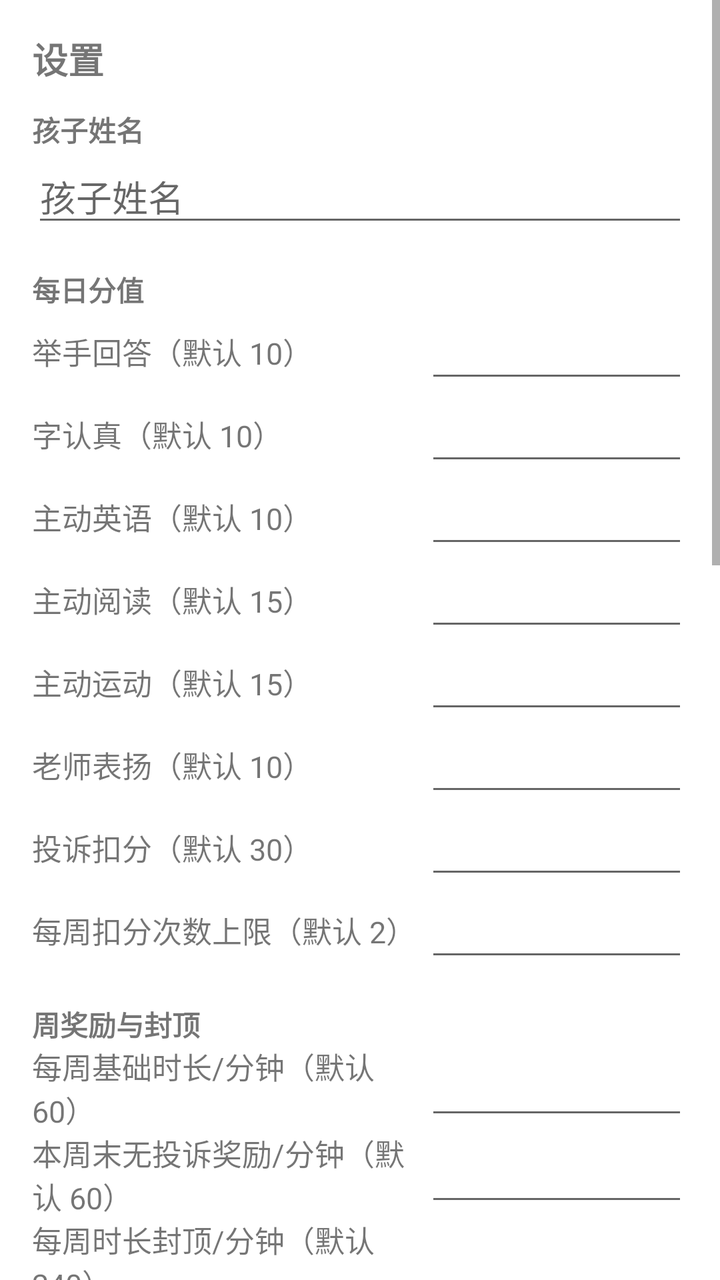
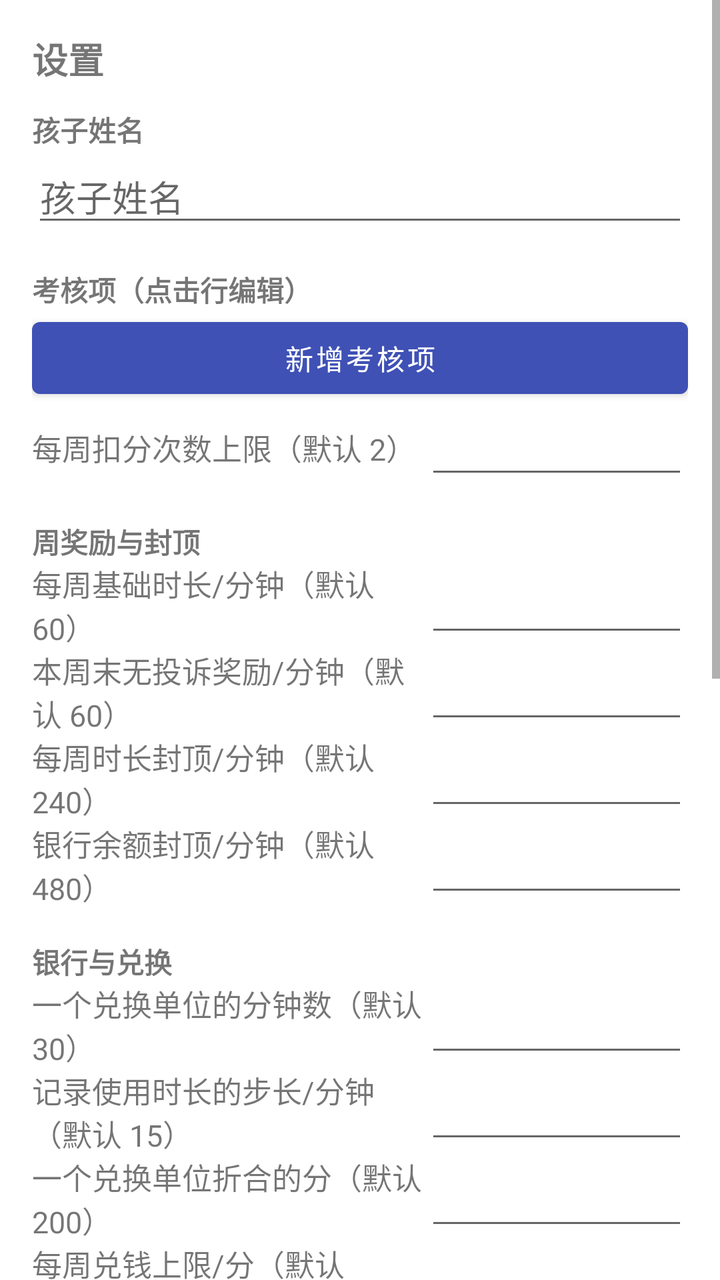

An Android layout rendered at two revisions. The XML below is the earlier revision; the diff shows what the commit changed to produce the second picture.
<!-- AndroidManifest.xml: application theme Theme.ScreenTime -->
<!-- res/layout/fragment_settings.xml -->
<?xml version="1.0" encoding="utf-8"?>
<ScrollView xmlns:android="http://schemas.android.com/apk/res/android"
    android:layout_width="match_parent"
    android:layout_height="match_parent">

    <LinearLayout
        android:layout_width="match_parent"
        android:layout_height="wrap_content"
        android:orientation="vertical"
        android:padding="16dp">

        <TextView
            android:layout_width="match_parent"
            android:layout_height="wrap_content"
            android:text="设置"
            android:textSize="18sp"
            android:textStyle="bold" />

        <TextView
            android:layout_width="match_parent"
            android:layout_height="wrap_content"
            android:paddingTop="12dp"
            android:text="孩子姓名"
            android:textSize="14sp"
            android:textStyle="bold" />

        <EditText
            android:id="@+id/childNameInput"
            android:layout_width="match_parent"
            android:layout_height="wrap_content"
            android:hint="孩子姓名"
            android:inputType="textPersonName"
            android:maxLines="1" />

        

        <TextView
            android:layout_width="match_parent"
            android:layout_height="wrap_content"
            android:paddingTop="16dp"
            android:text="每日分值"
            android:textSize="14sp"
            android:textStyle="bold" />

        <LinearLayout
            android:layout_width="match_parent"
            android:layout_height="wrap_content"
            android:gravity="center_vertical"
            android:orientation="horizontal">

            <TextView
                android:layout_width="0dp"
                android:layout_height="wrap_content"
                android:layout_weight="3"
                android:text="举手回答（默认 10）"
                android:textSize="15sp" />

            <EditText
                android:id="@+id/cfgRaisePoints"
                android:layout_width="0dp"
                android:layout_height="wrap_content"
                android:layout_weight="2"
                android:gravity="end"
                android:inputType="number"
                android:maxLines="1" />
        </LinearLayout>

        <LinearLayout
            android:layout_width="match_parent"
            android:layout_height="wrap_content"
            android:gravity="center_vertical"
            android:orientation="horizontal">

            <TextView
                android:layout_width="0dp"
                android:layout_height="wrap_content"
                android:layout_weight="3"
                android:text="字认真（默认 10）"
                android:textSize="15sp" />

            <EditText
                android:id="@+id/cfgNeatWritingPoints"
                android:layout_width="0dp"
                android:layout_height="wrap_content"
                android:layout_weight="2"
                android:gravity="end"
                android:inputType="number"
                android:maxLines="1" />
        </LinearLayout>

        <LinearLayout
            android:layout_width="match_parent"
            android:layout_height="wrap_content"
            android:gravity="center_vertical"
            android:orientation="horizontal">

            <TextView
                android:layout_width="0dp"
                android:layout_height="wrap_content"
                android:layout_weight="3"
                android:text="主动英语（默认 10）"
                android:textSize="15sp" />

            <EditText
                android:id="@+id/cfgEnglishPoints"
                android:layout_width="0dp"
                android:layout_height="wrap_content"
                android:layout_weight="2"
                android:gravity="end"
                android:inputType="number"
                android:maxLines="1" />
        </LinearLayout>

        <LinearLayout
            android:layout_width="match_parent"
            android:layout_height="wrap_content"
            android:gravity="center_vertical"
            android:orientation="horizontal">

            <TextView
                android:layout_width="0dp"
                android:layout_height="wrap_content"
                android:layout_weight="3"
                android:text="主动阅读（默认 15）"
                android:textSize="15sp" />

            <EditText
                android:id="@+id/cfgReadingPoints"
                android:layout_width="0dp"
                android:layout_height="wrap_content"
                android:layout_weight="2"
                android:gravity="end"
                android:inputType="number"
                android:maxLines="1" />
        </LinearLayout>

        <LinearLayout
            android:layout_width="match_parent"
            android:layout_height="wrap_content"
            android:gravity="center_vertical"
            android:orientation="horizontal">

            <TextView
                android:layout_width="0dp"
                android:layout_height="wrap_content"
                android:layout_weight="3"
                android:text="主动运动（默认 15）"
                android:textSize="15sp" />

            <EditText
                android:id="@+id/cfgExercisePoints"
                android:layout_width="0dp"
                android:layout_height="wrap_content"
                android:layout_weight="2"
                android:gravity="end"
                android:inputType="number"
                android:maxLines="1" />
        </LinearLayout>

        <LinearLayout
            android:layout_width="match_parent"
            android:layout_height="wrap_content"
            android:gravity="center_vertical"
            android:orientation="horizontal">

            <TextView
                android:layout_width="0dp"
                android:layout_height="wrap_content"
                android:layout_weight="3"
                android:text="老师表扬（默认 10）"
                android:textSize="15sp" />

            <EditText
                android:id="@+id/cfgPraisePoints"
                android:layout_width="0dp"
                android:layout_height="wrap_content"
                android:layout_weight="2"
                android:gravity="end"
                android:inputType="number"
                android:maxLines="1" />
        </LinearLayout>

        <LinearLayout
            android:layout_width="match_parent"
            android:layout_height="wrap_content"
            android:gravity="center_vertical"
            android:orientation="horizontal">

            <TextView
                android:layout_width="0dp"
                android:layout_height="wrap_content"
                android:layout_weight="3"
                android:text="投诉扣分（默认 30）"
                android:textSize="15sp" />

            <EditText
                android:id="@+id/cfgComplaintPenalty"
                android:layout_width="0dp"
                android:layout_height="wrap_content"
                android:layout_weight="2"
                android:gravity="end"
                android:inputType="number"
                android:maxLines="1" />
        </LinearLayout>

        <LinearLayout
            android:layout_width="match_parent"
            android:layout_height="wrap_content"
            android:gravity="center_vertical"
            android:orientation="horizontal">

            <TextView
                android:layout_width="0dp"
                android:layout_height="wrap_content"
                android:layout_weight="3"
                android:text="每周扣分次数上限（默认 2）"
                android:textSize="15sp" />

            <EditText
                android:id="@+id/cfgComplaintMaxPerWeek"
                android:layout_width="0dp"
                android:layout_height="wrap_content"
                android:layout_weight="2"
                android:gravity="end"
                android:inputType="number"
                android:maxLines="1" />
        </LinearLayout>

        

        <TextView
            android:layout_width="match_parent"
            android:layout_height="wrap_content"
            android:paddingTop="16dp"
            android:text="周奖励与封顶"
            android:textSize="14sp"
            android:textStyle="bold" />

        <LinearLayout
            android:layout_width="match_parent"
            android:layout_height="wrap_content"
            android:gravity="center_vertical"
            android:orientation="horizontal">

            <TextView
                android:layout_width="0dp"
                android:layout_height="wrap_content"
                android:layout_weight="3"
                android:text="每周基础时长/分钟（默认 60）"
                android:textSize="15sp" />

            <EditText
                android:id="@+id/cfgBaseMinutes"
                android:layout_width="0dp"
                android:layout_height="wrap_content"
                android:layout_weight="2"
                android:gravity="end"
                android:inputType="number"
                android:maxLines="1" />
        </LinearLayout>

        <LinearLayout
            android:layout_width="match_parent"
            android:layout_height="wrap_content"
            android:gravity="center_vertical"
            android:orientation="horizontal">

            <TextView
                android:layout_width="0dp"
                android:layout_height="wrap_content"
                android:layout_weight="3"
                android:text="本周末无投诉奖励/分钟（默认 60）"
                android:textSize="15sp" />

            <EditText
                android:id="@+id/cfgNoComplaintBonusMinutes"
                android:layout_width="0dp"
                android:layout_height="wrap_content"
                android:layout_weight="2"
                android:gravity="end"
                android:inputType="number"
                android:maxLines="1" />
        </LinearLayout>

        <LinearLayout
            android:layout_width="match_parent"
            android:layout_height="wrap_content"
            android:gravity="center_vertical"
            android:orientation="horizontal">

            <TextView
                android:layout_width="0dp"
                android:layout_height="wrap_content"
                android:layout_weight="3"
                android:text="每周时长封顶/分钟（默认 240）"
                android:textSize="15sp" />

            <EditText
                android:id="@+id/cfgWeekCapMinutes"
                android:layout_width="0dp"
                android:layout_height="wrap_content"
                android:layout_weight="2"
                android:gravity="end"
                android:inputType="number"
                android:maxLines="1" />
        </LinearLayout>

        <LinearLayout
            android:layout_width="match_parent"
            android:layout_height="wrap_content"
            android:gravity="center_vertical"
            android:orientation="horizontal">

            <TextView
                android:layout_width="0dp"
                android:layout_height="wrap_content"
                android:layout_weight="3"
                android:text="银行余额封顶/分钟（默认 480）"
                android:textSize="15sp" />

            <EditText
                android:id="@+id/cfgBankCapMinutes"
                android:layout_width="0dp"
                android:layout_height="wrap_content"
                android:layout_weight="2"
                android:gravity="end"
                android:inputType="number"
                android:maxLines="1" />
        </LinearLayout>

        

        <TextView
            android:layout_width="match_parent"
            android:layout_height="wrap_content"
            android:paddingTop="16dp"
            android:text="银行与兑换"
            android:textSize="14sp"
            android:textStyle="bold" />

        <LinearLayout
            android:layout_width="match_parent"
            android:layout_height="wrap_content"
            android:gravity="center_vertical"
            android:orientation="horizontal">

            <TextView
                android:layout_width="0dp"
                android:layout_height="wrap_content"
                android:layout_weight="3"
                android:text="一个兑换单位的分钟数（默认 30）"
                android:textSize="15sp" />

            <EditText
                android:id="@+id/cfgRedeemUnitMinutes"
                android:layout_width="0dp"
                android:layout_height="wrap_content"
                android:layout_weight="2"
                android:gravity="end"
                android:inputType="number"
                android:maxLines="1" />
        </LinearLayout>

        <LinearLayout
            android:layout_width="match_parent"
            android:layout_height="wrap_content"
            android:gravity="center_vertical"
            android:orientation="horizontal">

            <TextView
                android:layout_width="0dp"
                android:layout_height="wrap_content"
                android:layout_weight="3"
                android:text="记录使用时长的步长/分钟（默认 15）"
                android:textSize="15sp" />

            <EditText
                android:id="@+id/cfgUsageStepMinutes"
                android:layout_width="0dp"
                android:layout_height="wrap_content"
                android:layout_weight="2"
                android:gravity="end"
                android:inputType="number"
                android:maxLines="1" />
        </LinearLayout>

        <LinearLayout
            android:layout_width="match_parent"
            android:layout_height="wrap_content"
            android:gravity="center_vertical"
            android:orientation="horizontal">

            <TextView
                android:layout_width="0dp"
                android:layout_height="wrap_content"
                android:layout_weight="3"
                android:text="一个兑换单位折合的分（默认 200）"
                android:textSize="15sp" />

            <EditText
                android:id="@+id/cfgRedeemUnitCents"
                android:layout_width="0dp"
                android:layout_height="wrap_content"
                android:layout_weight="2"
                android:gravity="end"
                android:inputType="number"
                android:maxLines="1" />
        </LinearLayout>

        <LinearLayout
            android:layout_width="match_parent"
            android:layout_height="wrap_content"
            android:gravity="center_vertical"
            android:orientation="horizontal">

            <TextView
                android:layout_width="0dp"
                android:layout_height="wrap_content"
                android:layout_weight="3"
                android:text="每周兑钱上限/分（默认 1000）"
                android:textSize="15sp" />

            <EditText
                android:id="@+id/cfgWeeklyRedeemCapCents"
                android:layout_width="0dp"
                android:layout_height="wrap_content"
                android:layout_weight="2"
                android:gravity="end"
                android:inputType="number"
                android:maxLines="1" />
        </LinearLayout>

        <LinearLayout
            android:layout_width="match_parent"
            android:layout_height="wrap_content"
            android:gravity="center_vertical"
            android:orientation="horizontal">

            <TextView
                android:layout_width="0dp"
                android:layout_height="wrap_content"
                android:layout_weight="3"
                android:text="存钱累计上限/分（默认 10000）"
                android:textSize="15sp" />

            <EditText
                android:id="@+id/cfgSavingCapCents"
                android:layout_width="0dp"
                android:layout_height="wrap_content"
                android:layout_weight="2"
                android:gravity="end"
                android:inputType="number"
                android:maxLines="1" />
        </LinearLayout>

        

        <TextView
            android:layout_width="match_parent"
            android:layout_height="wrap_content"
            android:paddingTop="16dp"
            android:text="考试奖励"
            android:textSize="14sp"
            android:textStyle="bold" />

        <LinearLayout
            android:layout_width="match_parent"
            android:layout_height="wrap_content"
            android:gravity="center_vertical"
            android:orientation="horizontal">

            <TextView
                android:layout_width="0dp"
                android:layout_height="wrap_content"
                android:layout_weight="3"
                android:text="英语中档分数线（默认 85）"
                android:textSize="15sp" />

            <EditText
                android:id="@+id/cfgEnglishMidMin"
                android:layout_width="0dp"
                android:layout_height="wrap_content"
                android:layout_weight="2"
                android:gravity="end"
                android:inputType="number"
                android:maxLines="1" />
        </LinearLayout>

        <LinearLayout
            android:layout_width="match_parent"
            android:layout_height="wrap_content"
            android:gravity="center_vertical"
            android:orientation="horizontal">

            <TextView
                android:layout_width="0dp"
                android:layout_height="wrap_content"
                android:layout_weight="3"
                android:text="英语高档分数线（默认 90）"
                android:textSize="15sp" />

            <EditText
                android:id="@+id/cfgEnglishHighMin"
                android:layout_width="0dp"
                android:layout_height="wrap_content"
                android:layout_weight="2"
                android:gravity="end"
                android:inputType="number"
                android:maxLines="1" />
        </LinearLayout>

        <LinearLayout
            android:layout_width="match_parent"
            android:layout_height="wrap_content"
            android:gravity="center_vertical"
            android:orientation="horizontal">

            <TextView
                android:layout_width="0dp"
                android:layout_height="wrap_content"
                android:layout_weight="3"
                android:text="英语中档奖励/分钟（默认 15）"
                android:textSize="15sp" />

            <EditText
                android:id="@+id/cfgEnglishMidBonus"
                android:layout_width="0dp"
                android:layout_height="wrap_content"
                android:layout_weight="2"
                android:gravity="end"
                android:inputType="number"
                android:maxLines="1" />
        </LinearLayout>

        <LinearLayout
            android:layout_width="match_parent"
            android:layout_height="wrap_content"
            android:gravity="center_vertical"
            android:orientation="horizontal">

            <TextView
                android:layout_width="0dp"
                android:layout_height="wrap_content"
                android:layout_weight="3"
                android:text="英语高档奖励/分钟（默认 30）"
                android:textSize="15sp" />

            <EditText
                android:id="@+id/cfgEnglishHighBonus"
                android:layout_width="0dp"
                android:layout_height="wrap_content"
                android:layout_weight="2"
                android:gravity="end"
                android:inputType="number"
                android:maxLines="1" />
        </LinearLayout>

        <LinearLayout
            android:layout_width="match_parent"
            android:layout_height="wrap_content"
            android:gravity="center_vertical"
            android:orientation="horizontal">

            <TextView
                android:layout_width="0dp"
                android:layout_height="wrap_content"
                android:layout_weight="3"
                android:text="其他科目奖励分数线（默认 90）"
                android:textSize="15sp" />

            <EditText
                android:id="@+id/cfgOtherSubjectMin"
                android:layout_width="0dp"
                android:layout_height="wrap_content"
                android:layout_weight="2"
                android:gravity="end"
                android:inputType="number"
                android:maxLines="1" />
        </LinearLayout>

        <LinearLayout
            android:layout_width="match_parent"
            android:layout_height="wrap_content"
            android:gravity="center_vertical"
            android:orientation="horizontal">

            <TextView
                android:layout_width="0dp"
                android:layout_height="wrap_content"
                android:layout_weight="3"
                android:text="其他科目奖励/分钟（默认 30）"
                android:textSize="15sp" />

            <EditText
                android:id="@+id/cfgOtherSubjectBonus"
                android:layout_width="0dp"
                android:layout_height="wrap_content"
                android:layout_weight="2"
                android:gravity="end"
                android:inputType="number"
                android:maxLines="1" />
        </LinearLayout>

        

        <Button
            android:id="@+id/saveSettingsButton"
            android:layout_width="match_parent"
            android:layout_height="wrap_content"
            android:layout_marginTop="20dp"
            android:text="保存" />

        <Button
            android:id="@+id/exportButton"
            android:layout_width="match_parent"
            android:layout_height="wrap_content"
            android:text="导出数据" />

        <Button
            android:id="@+id/clearButton"
            android:layout_width="match_parent"
            android:layout_height="wrap_content"
            android:text="清空所有数据" />

        <TextView
            android:id="@+id/settingsMessage"
            android:layout_width="match_parent"
            android:layout_height="wrap_content"
            android:gravity="center"
            android:paddingTop="8dp"
            android:textSize="14sp" />

    </LinearLayout>
</ScrollView>
<!-- resources referenced by this layout -->
<resources>
  <style name="Theme.ScreenTime" parent="Theme.MaterialComponents.Light.NoActionBar">
          <item name="colorPrimary">#3F51B5</item>
          <item name="colorPrimaryDark">#303F9F</item>
          <item name="colorAccent">#FF4081</item>
      </style>
</resources>

<!-- the commit's change to res/layout/fragment_settings.xml (unified diff, before → after) -->
@@ -38,170 +38,22 @@
             android:layout_width="match_parent"
             android:layout_height="wrap_content"
             android:paddingTop="16dp"
-            android:text="每日分值"
+            android:text="考核项（点击行编辑）"
             android:textSize="14sp"
             android:textStyle="bold" />
 
-        <LinearLayout
-            android:layout_width="match_parent"
-            android:layout_height="wrap_content"
-            android:gravity="center_vertical"
-            android:orientation="horizontal">
-
-            <TextView
-                android:layout_width="0dp"
-                android:layout_height="wrap_content"
-                android:layout_weight="3"
-                android:text="举手回答（默认 10）"
-                android:textSize="15sp" />
-
-            <EditText
-                android:id="@+id/cfgRaisePoints"
-                android:layout_width="0dp"
-                android:layout_height="wrap_content"
-                android:layout_weight="2"
-                android:gravity="end"
-                android:inputType="number"
-                android:maxLines="1" />
-        </LinearLayout>
-
-        <LinearLayout
-            android:layout_width="match_parent"
-            android:layout_height="wrap_content"
-            android:gravity="center_vertical"
-            android:orientation="horizontal">
-
-            <TextView
-                android:layout_width="0dp"
-                android:layout_height="wrap_content"
-                android:layout_weight="3"
-                android:text="字认真（默认 10）"
-                android:textSize="15sp" />
-
-            <EditText
-                android:id="@+id/cfgNeatWritingPoints"
-                android:layout_width="0dp"
-                android:layout_height="wrap_content"
-                android:layout_weight="2"
-                android:gravity="end"
-                android:inputType="number"
-                android:maxLines="1" />
-        </LinearLayout>
-
-        <LinearLayout
-            android:layout_width="match_parent"
-            android:layout_height="wrap_content"
-            android:gravity="center_vertical"
-            android:orientation="horizontal">
-
-            <TextView
-                android:layout_width="0dp"
-                android:layout_height="wrap_content"
-                android:layout_weight="3"
-                android:text="主动英语（默认 10）"
-                android:textSize="15sp" />
-
-            <EditText
-                android:id="@+id/cfgEnglishPoints"
-                android:layout_width="0dp"
-                android:layout_height="wrap_content"
-                android:layout_weight="2"
-                android:gravity="end"
-                android:inputType="number"
-                android:maxLines="1" />
-        </LinearLayout>
-
-        <LinearLayout
-            android:layout_width="match_parent"
-            android:layout_height="wrap_content"
-            android:gravity="center_vertical"
-            android:orientation="horizontal">
-
-            <TextView
-                android:layout_width="0dp"
-                android:layout_height="wrap_content"
-                android:layout_weight="3"
-                android:text="主动阅读（默认 15）"
-                android:textSize="15sp" />
-
-            <EditText
-                android:id="@+id/cfgReadingPoints"
-                android:layout_width="0dp"
-                android:layout_height="wrap_content"
-                android:layout_weight="2"
-                android:gravity="end"
-                android:inputType="number"
-                android:maxLines="1" />
-        </LinearLayout>
-
-        <LinearLayout
-            android:layout_width="match_parent"
-            android:layout_height="wrap_content"
-            android:gravity="center_vertical"
-            android:orientation="horizontal">
-
-            <TextView
-                android:layout_width="0dp"
-                android:layout_height="wrap_content"
-                android:layout_weight="3"
-                android:text="主动运动（默认 15）"
-                android:textSize="15sp" />
-
-            <EditText
-                android:id="@+id/cfgExercisePoints"
-                android:layout_width="0dp"
-                android:layout_height="wrap_content"
-                android:layout_weight="2"
-                android:gravity="end"
-                android:inputType="number"
-                android:maxLines="1" />
-        </LinearLayout>
-
-        <LinearLayout
-            android:layout_width="match_parent"
-            android:layout_height="wrap_content"
-            android:gravity="center_vertical"
-            android:orientation="horizontal">
-
-            <TextView
-                android:layout_width="0dp"
-                android:layout_height="wrap_content"
-                android:layout_weight="3"
-                android:text="老师表扬（默认 10）"
-                android:textSize="15sp" />
-
-            <EditText
-                android:id="@+id/cfgPraisePoints"
-                android:layout_width="0dp"
-                android:layout_height="wrap_content"
-                android:layout_weight="2"
-                android:gravity="end"
-                android:inputType="number"
-                android:maxLines="1" />
-        </LinearLayout>
-
-        <LinearLayout
-            android:layout_width="match_parent"
-            android:layout_height="wrap_content"
-            android:gravity="center_vertical"
-            android:orientation="horizontal">
-
-            <TextView
-                android:layout_width="0dp"
-                android:layout_height="wrap_content"
-                android:layout_weight="3"
-                android:text="投诉扣分（默认 30）"
-                android:textSize="15sp" />
-
-            <EditText
-                android:id="@+id/cfgComplaintPenalty"
-                android:layout_width="0dp"
-                android:layout_height="wrap_content"
-                android:layout_weight="2"
-                android:gravity="end"
-                android:inputType="number"
-                android:maxLines="1" />
-        </LinearLayout>
+        <androidx.recyclerview.widget.RecyclerView
+            android:id="@+id/itemDefList"
+            android:layout_width="match_parent"
+            android:layout_height="wrap_content"
+            android:nestedScrollingEnabled="false"
+            android:overScrollMode="never" />
+
+        <Button
+            android:id="@+id/addItemButton"
+            android:layout_width="match_parent"
+            android:layout_height="wrap_content"
+            android:text="新增考核项" />
 
         <LinearLayout
             android:layout_width="match_parent"
